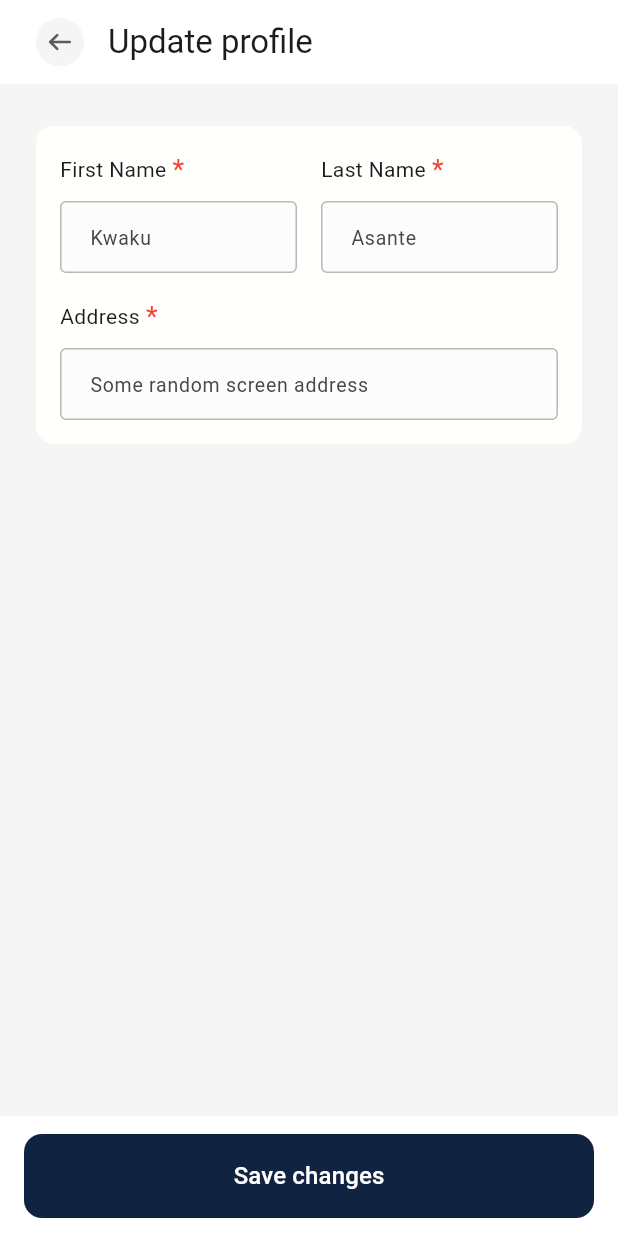
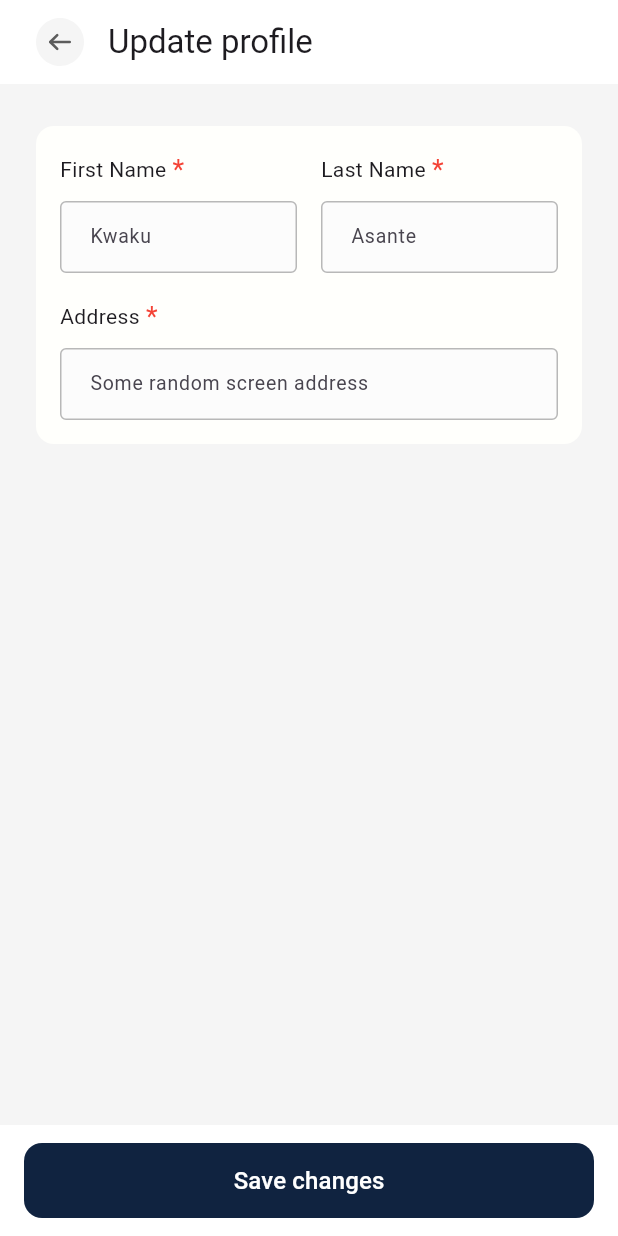
Before and after one commit to titanium-cmd/UI-Implementation, a Flutter app: the screen it shows after launch, after a tap on "Update profile", on a phone screen of 412 x 824 dp. Run offline on Flutter 3.47's test engine with Material 3 defaults, Android fonts, the light colour scheme and no system bars; our stand-ins replace flutter_svg.

Commit message:
fixes to colors and components

```diff
--- a/lib/main.dart
+++ b/lib/main.dart
@@ -30,7 +30,7 @@ class SectionListTile extends StatelessWidget {
     required this.svgPath,
     required this.title,
   });
-
+// Surface Fill/Tuulbox/Primary/Primary-white
   @override
   Widget build(BuildContext context) {
     return Padding(
@@ -42,7 +42,7 @@ class SectionListTile extends StatelessWidget {
           Expanded(
               child: Text(
             title,
-            style: TextStyle(color: titleTextColor ?? CustomColors.neutralStrong),
+            style: TextStyle(color: titleTextColor ?? CustomColors.textNeutralStrong),
           )),
           trailing ?? SvgPicture.asset('assets/arrow-right.svg'),
         ],
--- a/lib/theme/custom_colors.dart
+++ b/lib/theme/custom_colors.dart
@@ -2,11 +2,21 @@ import 'dart:ui';
 
 class CustomColors {
   //Primary color variations...
-  static Color primaryStrong = Color(0xff102340);
+  static Color textPrimaryStrong = Color(0xff102340);
+  static Color fillPrimaryWhite = Color(0xffFFFFFC);
+
+  //Primary color variations...
+  static Color textDangerDefault = Color(0xffC53030);
 
   // Neutral color variations...
-  static Color neutralDefault = Color(0xffF5F5F5);
-  static Color neutralWeak = Color(0xff7A7A7A);
-  static Color neutralStrong = Color(0xff5C5C5C);
-  static Color neutralStronger = Color(0xff3D3D3D);
+  static Color textNeutralDefault = Color(0xffF5F5F5);
+  static Color textNeutralWeak = Color(0xff7A7A7A);
+  static Color textNeutralStrong = Color(0xff5C5C5C);
+  static Color textNeutralStronger = Color(0xff3D3D3D);
+  static Color fillNeutralWeak = Color(0xffFCFCFC);
+  static Color iconNeutralWeaker = Color(0xffB8B8B8);
+  static Color borderNeutralWeakest = Color(0xffFCFCFC);
+
+  //Others
+  static Color blue700 = Color(0xff214883);
 }
--- a/lib/views/components/custom_buttons.dart
+++ b/lib/views/components/custom_buttons.dart
@@ -10,9 +10,10 @@ class PrimaryButton extends StatelessWidget {
   Widget build(BuildContext context) {
     return TextButton(
         style: TextButton.styleFrom(
-            backgroundColor: CustomColors.primaryStrong,
+            backgroundColor: CustomColors.textPrimaryStrong,
             shape: RoundedRectangleBorder(borderRadius: BorderRadius.circular(12))),
         onPressed: onPressed,
-        child: Text(label, style: TextStyle(color: Colors.white, fontSize: 16)));
+        child: Text(label,
+            style: TextStyle(color: Colors.white, fontSize: 16, fontWeight: FontWeight.w500)));
   }
 }
--- a/lib/views/screens/index_screen.dart
+++ b/lib/views/screens/index_screen.dart
@@ -10,11 +10,16 @@ class IndexScreen extends StatelessWidget {
   @override
   Widget build(BuildContext context) {
     return Scaffold(
-      backgroundColor: CustomColors.neutralDefault,
-      bottomNavigationBar: BottomNavigationBar(
+      backgroundColor: CustomColors.textNeutralDefault,
+      bottomNavigationBar: Theme(
+        data: ThemeData(
+          splashColor: Colors.transparent,
+          highlightColor: Colors.transparent,
+        ),
+        child: BottomNavigationBar(
           currentIndex: 2,
-        selectedItemColor: Color(0xff214883),
-        unselectedItemColor: Color(0xffB8B8B8),
+          selectedItemColor: CustomColors.blue700,
+          unselectedItemColor: CustomColors.iconNeutralWeaker,
           backgroundColor: Colors.white,
           items: [
             BottomNavigationBarItem(label: 'Home', icon: SvgPicture.asset('assets/home.svg')),
@@ -27,6 +32,7 @@ class IndexScreen extends StatelessWidget {
             ),
             BottomNavigationBarItem(label: 'Account', icon: SvgPicture.asset('assets/profile.svg')),
           ],
+        ),
       ),
       appBar: AppBar(
           backgroundColor: Colors.white,
@@ -44,7 +50,7 @@ class IndexScreen extends StatelessWidget {
         children: [
           Card(
             elevation: 0,
-            color: Color(0xffFCFCFC),
+            color: CustomColors.borderNeutralWeakest,
             shape: CircleBorder(),
             child: Padding(
               padding: const EdgeInsets.all(2),
@@ -54,7 +60,7 @@ class IndexScreen extends StatelessWidget {
                 child: Text('JL',
                     style: TextStyle(
                         fontSize: 24,
-                        color: CustomColors.neutralWeak,
+                        color: CustomColors.textNeutralWeak,
                         fontWeight: FontWeight.w500)),
               ),
             ),
@@ -64,15 +70,15 @@ class IndexScreen extends StatelessWidget {
             'Jonathan Mensah',
             textAlign: TextAlign.center,
             style: TextStyle(
-                fontSize: 24, fontWeight: FontWeight.w600, color: CustomColors.neutralStronger),
+                fontSize: 24, fontWeight: FontWeight.w600, color: CustomColors.textNeutralStronger),
           ),
           SizedBox(height: 4),
           Text('0244123456',
-              textAlign: TextAlign.center, style: TextStyle(color: CustomColors.neutralWeak)),
+              textAlign: TextAlign.center, style: TextStyle(color: CustomColors.textNeutralWeak)),
           SizedBox(height: 4),
           Card(
             elevation: 0,
-            color: Color(0xffFFFFFC),
+            color: CustomColors.fillPrimaryWhite,
             child: Column(
               children: [
                 SizedBox(height: 6),
@@ -80,14 +86,14 @@ class IndexScreen extends StatelessWidget {
                     onTap: () => Navigator.push(
                         context, MaterialPageRoute(builder: (_) => UpdateProfileScreen())),
                     child: SectionListTile(title: 'Update profile', svgPath: 'assets/user.svg')),
-                Divider(color: CustomColors.neutralDefault),
+                Divider(color: CustomColors.textNeutralDefault),
                 SectionListTile(title: 'Service preference', svgPath: 'assets/monitor-mobbile.svg'),
-                Divider(color: CustomColors.neutralDefault),
+                Divider(color: CustomColors.textNeutralDefault),
                 SectionListTile(title: 'Availability', svgPath: 'assets/clock.svg'),
-                Divider(color: CustomColors.neutralDefault),
+                Divider(color: CustomColors.textNeutralDefault),
                 SectionListTile(
                     title: 'Manage notifications', svgPath: 'assets/notification-status.svg'),
-                Divider(color: CustomColors.neutralDefault),
+                Divider(color: CustomColors.textNeutralDefault),
                 SectionListTile(title: 'Support', svgPath: 'assets/messages-2.svg'),
                 SizedBox(height: 6),
               ],
@@ -95,28 +101,51 @@ class IndexScreen extends StatelessWidget {
           ),
           SizedBox(height: 12),
           Card(
+            margin: EdgeInsets.only(left: 6, right: 6, bottom: 0),
             elevation: 0,
-            color: Color(0xffFFFFFC),
+            shape: RoundedRectangleBorder(
+                borderRadius: BorderRadius.only(
+              topLeft: Radius.circular(16),
+              topRight: Radius.circular(16),
+            )),
+            color: CustomColors.fillPrimaryWhite,
             child: Column(
               children: [
                 SizedBox(height: 6),
                 SectionListTile(title: 'Change password', svgPath: 'assets/lock.svg'),
-                Divider(color: CustomColors.neutralDefault),
+                Divider(color: CustomColors.textNeutralDefault),
                 SectionListTile(title: 'Request account deletion', svgPath: 'assets/danger.svg'),
-                Divider(color: CustomColors.neutralDefault),
+                Divider(color: CustomColors.textNeutralDefault),
                 SectionListTile(
                     title: 'Logout',
                     svgPath: 'assets/logout.svg',
                     titleTextColor: Color(0xffC53030),
-                  trailing: SizedBox.shrink(),
-                ),
-                Divider(color: CustomColors.neutralDefault),
-                SectionListTile(
-                    title: 'App version', svgPath: 'assets/mobile.svg', trailing: Text('1.0.0')),
+                    trailing: SizedBox.shrink()),
                 SizedBox(height: 6),
               ],
             ),
-          )
+          ),
+          Divider(color: CustomColors.textNeutralDefault, height: 0),
+          Card(
+              margin: EdgeInsets.only(left: 6, right: 6, bottom: 0),
+              shape: RoundedRectangleBorder(
+                  borderRadius: BorderRadius.only(
+                bottomLeft: Radius.circular(16),
+                bottomRight: Radius.circular(16),
+              )),
+              elevation: 0,
+              color: CustomColors.fillNeutralWeak, //#FCFCFC
+              child: Padding(
+                padding: const EdgeInsets.all(8.0),
+                child: SectionListTile(
+                    title: 'App version',
+                    svgPath: 'assets/mobile.svg',
+                    trailing: Text(
+                      '1.0.0',
+                      style: TextStyle(color: CustomColors.textNeutralWeak),
+                    )),
+              )),
+          SizedBox(height: 6),
         ],
       ),
     );
--- a/lib/views/screens/update_profile_screen.dart
+++ b/lib/views/screens/update_profile_screen.dart
@@ -21,8 +21,9 @@ class _UpdateProfileScreenState extends State<UpdateProfileScreen> {
   @override
   Widget build(BuildContext context) {
     return Scaffold(
-      backgroundColor: CustomColors.neutralDefault,
+      backgroundColor: CustomColors.textNeutralDefault,
       bottomNavigationBar: BottomAppBar(
+        height: 74,
         color: Colors.white,
         child: PrimaryButton(
             onPressed: () async {
@@ -54,7 +55,7 @@ class _UpdateProfileScreenState extends State<UpdateProfileScreen> {
             key: _formKey,
             child: Card(
               elevation: 0,
-              color: Color(0xffFFFFFC),
+              color: CustomColors.fillPrimaryWhite,
               child: Padding(
                 padding: const EdgeInsets.all(16),
                 child: Column(
@@ -142,13 +143,18 @@ class CustomInputField extends StatelessWidget {
         SizedBox(height: 8),
         TextFormField(
           validator: validator,
+          style: TextStyle(fontSize: 13),
           decoration: InputDecoration(
               contentPadding: EdgeInsets.symmetric(vertical: 0, horizontal: 16),
-              fillColor: Color(0xffFCFCFC),
+              fillColor: CustomColors.borderNeutralWeakest,
               filled: true,
               hintStyle: TextStyle(fontSize: 13),
-              focusedBorder: OutlineInputBorder(borderSide: BorderSide(color: Color(0xffB8B8B8))),
-              enabledBorder: OutlineInputBorder(borderSide: BorderSide(color: Color(0xffB8B8B8))),
+              errorBorder:
+                  OutlineInputBorder(borderSide: BorderSide(color: CustomColors.textDangerDefault)),
+              focusedBorder:
+                  OutlineInputBorder(borderSide: BorderSide(color: CustomColors.iconNeutralWeaker)),
+              enabledBorder:
+                  OutlineInputBorder(borderSide: BorderSide(color: CustomColors.iconNeutralWeaker)),
               hintText: hint),
           controller: controller,
         )
```
Lines whose indentation alone changed are shown as unchanged.
